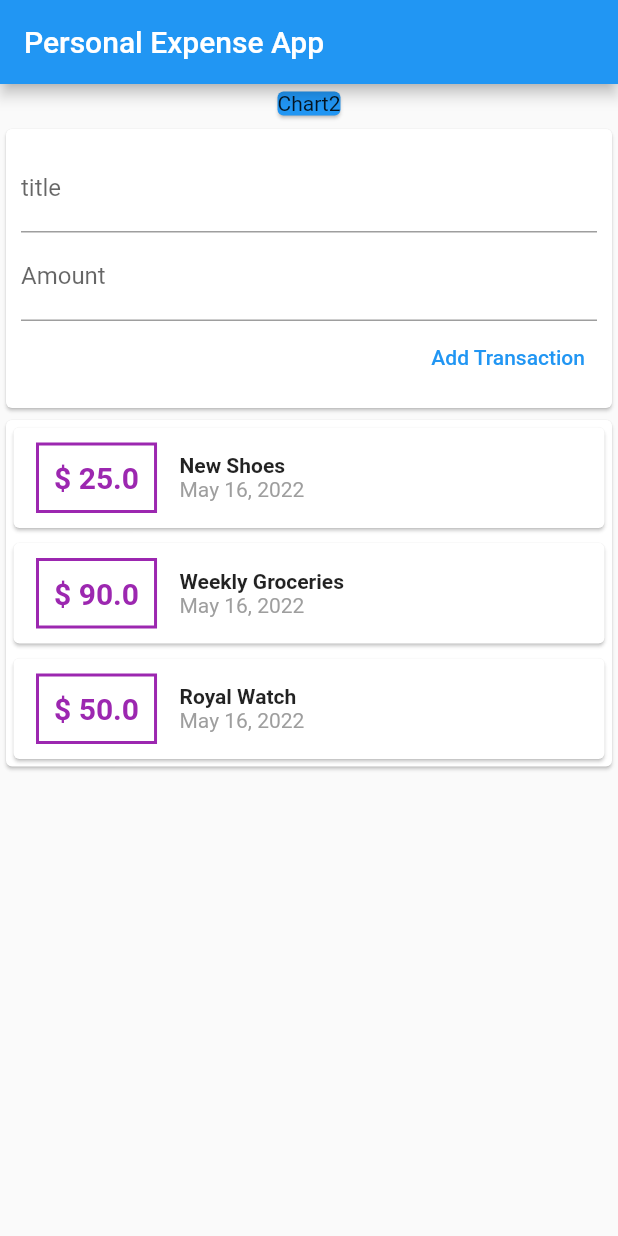
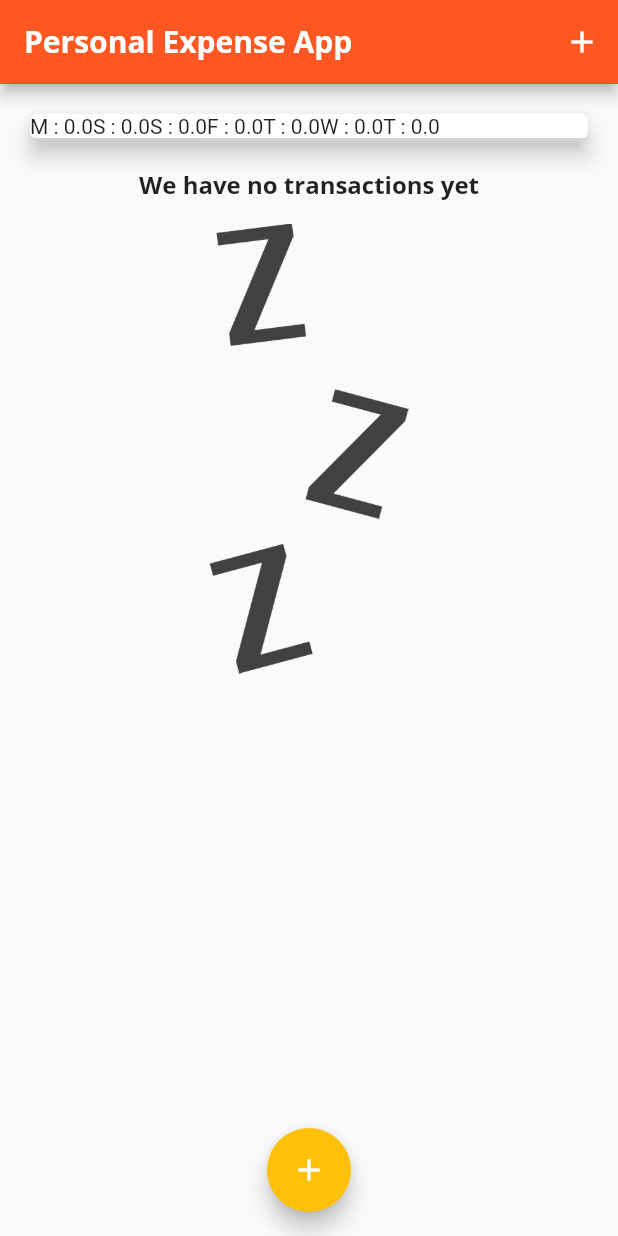
Before and after one commit to CodingEyes6/Personal-Expense-Tracker, a Flutter app: the screen it shows after launch, on a phone screen of 412 x 824 dp. Run offline on Flutter 3.47's test engine with Material 2 defaults, Android fonts, the phone set to English and light mode, and no system bars; missing offline and left inert: dart:ffi.

Commit message:
working
transactions are successfully adding

```diff
--- a/lib/main.dart
+++ b/lib/main.dart
@@ -60,167 +60,144 @@
 
 // import 'dart:ffi';
 
+
 import 'package:flutter/material.dart';
-import './transaction.dart';
-import 'package:intl/intl.dart';
-
+import './widgets/transaction_list.dart';
+import './widgets/new_transaction.dart';
+import './models/transaction.dart';
+import './widgets/chart.dart';
 void main() {
   runApp(MyApp());
-  DateTime d = DateTime.now();
-  print(d);
 }
 
-class MyApp extends StatelessWidget {
-  List<Transaction> transactions = [
-    Transaction(id: "t1", title: "New Shoes", amount: 25, date: DateTime.now()),
-    Transaction(
-        id: "t2", title: "Weekly Groceries", amount: 90, date: DateTime.now()),
-    Transaction(
-        id: "t3", title: "Royal Watch", amount: 50, date: DateTime.now())
+class MyApp extends StatefulWidget {
+  @override
+  State<MyApp> createState() => _MyAppState();
+}
+
+class _MyAppState extends State<MyApp> {
+  final List<Transaction> _userTransactions = [
+    // Transaction(id: "t1", title: "New Shoes", amount: 25, date: DateTime.now()),
+    // Transaction(
+    //     id: "t2", title: "Weekly Groceries", amount: 90, date: DateTime.now()),
   ];
+  void _addTransaction(String title, double amount) {
+     DateTime d = DateTime.now();
+
+
+    setState(() {
+      Transaction tx = Transaction(
+          id: "1", title: title, amount: amount, date: DateTime.now());
+      _userTransactions.add(tx);
+    });
+  }
+
+  List<Transaction> get _recentTransaction{
+    return _userTransactions.where((tx){
+      return tx.date.isAfter(DateTime.now().subtract(const Duration(days: 7)));
+    }).toList();
+
+  }
+
+  void _startAddNewTransaction(BuildContext ctx) {
+    print("calling");
+    showModalBottomSheet(
+        context: ctx,
+        builder: (bCtx) {
+          return NewTransaction(_addTransaction);
+        });
+  }
 
   @override
   Widget build(BuildContext context) {
     return MaterialApp(
+      theme: ThemeData(
+        colorScheme: ColorScheme.fromSwatch(primarySwatch: Colors.deepOrange)
+            .copyWith(secondary: Colors.amber),
+
+            // fontFamily: 'Quicksand',
+            appBarTheme: const AppBarTheme(
+              // titleTextStyle: TextStyle(
+              //   fontFamily: 'OpenSans',
+              //   fontWeight: FontWeight.bold,
+              //   fontSize: 40,
+
+              // ),
+              // toolbarTextStyle: TextStyle(
+              //   fontFamily: 'OpenSans',
+              //   fontWeight: FontWeight.bold
+              // )
+             titleTextStyle: TextStyle(
+               fontFamily: "OpenSans",
+               fontWeight: FontWeight.bold,
+               fontSize: 20.0,
+             )
+            ),
+            textTheme: ThemeData.light().textTheme.copyWith(
+              headline6: const TextStyle(
+                fontFamily: 'OpenSans',
+                fontSize: 16.0,
+                fontWeight: FontWeight.bold
+              ),
+              button: const TextStyle(
+                color: Colors.white
+              ),
+            ),
+      ),
       home: Scaffold(
-        appBar: showAppBar(),
-        body: Column(
-          //  crossAxisAlignment: CrossAxisAlignment.stretch,
-          //    mainAxisAlignment: MainAxisAlignment.spaceEvenly,
-          children: [
-            showChart(),
-            userInputTransaction(),
-            userTransactionsList(),
+        // backgroundColor: Colors.green,
+
+        appBar: AppBar(
+          actions: [
+            // IconButton(
+            //     onPressed: () => _startAddNewTransaction(context),
+            //     icon: const Icon(Icons.add)),
+            Builder(
+              builder: (context) => IconButton(
+                onPressed: () => _startAddNewTransaction(context),
+                icon: const Icon(Icons.add),
+              ),
+            )
           ],
+          title: const Text(
+            "Personal Expense App",
+            // style: TextStyle(
+            //   fontFamily: 'OpenSans',
+            //   fontWeight: FontWeight.w700
+            // ),
+          ),
         ),
+        body: SingleChildScrollView(
+          child: Column(
+            children: [
+              Chart(_recentTransaction),
+              TransactionList(transactions: _userTransactions)
+            ],
+          ),
+        ),
+        floatingActionButton: Builder(
+            builder: (context) => FloatingActionButton(
+                  onPressed: () => _startAddNewTransaction(context),
+                  child: const Icon(Icons.add),
+                )),
+        floatingActionButtonLocation: FloatingActionButtonLocation.centerFloat,
       ),
       debugShowCheckedModeBanner: false,
     );
   }
 
-  PreferredSizeWidget? showAppBar() {
-    return AppBar(
-      title: const Text(
-        "Personal Expense App",
-      ),
-    );
-  }
-
-  Widget showChart() {
-    return const Card(
-      color: Colors.blue,
-      margin: EdgeInsets.all(5.0),
-      child: Text(
-        "Chart2",
-        textAlign: TextAlign.center,
-      ),
-    );
-  }
-
-  Widget userTransactionsList() {
-    return Card(
-      child: Column(
-        crossAxisAlignment: CrossAxisAlignment.start,
-        children: transactions.map((tx) {
-          return transactionCard(
-              title: tx.title, amount: tx.amount, date: tx.date);
-        }).toList(),
-      ),
-    );
-  }
-
-  Widget transactionCard(
-      {required String title, required double amount, required DateTime date}) {
-    return Card(
-      margin: const EdgeInsets.all(
-        5.0,
-      ),
-      child: Row(
-        children: [
-          showAmount(amount),
-          Column(
-            crossAxisAlignment: CrossAxisAlignment.start,
-            children: [
-              Text(
-                title,
-                style: const TextStyle(
-                  fontWeight: FontWeight.bold,
-                ),
-              ),
-              Text(
-                DateFormat.yMMMMd().format(date),
-                style: const TextStyle(
-                  color: Colors.grey,
-                ),
-              ),
-            ],
-          )
-        ],
-      ),
-    );
-  }
-
-  Widget showAmount(double amount) {
-    return Container(
-      margin: const EdgeInsets.only(
-        left: 15,
-        right: 15,
-        bottom: 10,
-        top: 10,
-      ),
-      decoration: BoxDecoration(
-        border: Border.all(
-          color: Colors.purple,
-          width: 2,
-        ),
-      ),
-      padding: const EdgeInsets.all(
-        10.0,
-      ),
-      child: Text(
-        "\$ $amount",
-        style: const TextStyle(
-          fontWeight: FontWeight.bold,
-          fontSize: 20,
-          color: Colors.purple,
-        ),
-      ),
-    );
-  }
-
-  Widget userInputTransaction() {
-
-String titleInput;
-
-    return Card(
-      child: Container(
-        padding: const EdgeInsets.all(
-          10.0,
-        ),
-        child: Column(
-          crossAxisAlignment: CrossAxisAlignment.end,
-          children: [
-            TextFormField(
-              decoration: const InputDecoration(
-                labelText: "title",
-              ),
-              onChanged: (title){
-                titleInput = title;
-                print(titleInput);
-                },
-            ),
-            TextFormField(
-              decoration: const InputDecoration(
-                labelText: "Amount",
-              ),
-            ),
-            TextButton(
-              onPressed: () {},
-              child: Text("Add Transaction"),
-            )
-          ],
-        ),
-      ),
-    );
-  }
+  // Widget showChart() {
+  //   return Container(
+  //     width: double.infinity,
+  //     child: const Card(
+  //       elevation: 50.0,
+  //       color: Colors.blue,
+  //       margin: EdgeInsets.all(5.0),
+  //       child: Text(
+  //         "Chart",
+  //         textAlign: TextAlign.center,
+  //       ),
+  //     ),
+  //   );
+  // }
 }
--- /dev/null
+++ b/lib/widgets/chart.dart
@@ -0,0 +1,49 @@
+import 'package:flutter/material.dart';
+import '../models/transaction.dart';
+import 'package:intl/intl.dart';
+class Chart extends StatelessWidget {
+
+final List<Transaction> recentTransactions;
+
+Chart(this.recentTransactions);
+
+List<Map<String,Object>> get groupedTransactionValues{
+
+
+
+return List.generate(7, (index) {
+
+final weekDay = DateTime.now().subtract(Duration(days: index));
+var amount = 0.0;
+for(var i=0;i<recentTransactions.length;i++){
+  if(recentTransactions[i].date.day == weekDay.day){
+    if(recentTransactions[i].date.month == weekDay.month){
+      if(recentTransactions[i].date.year == weekDay.year){
+          amount += recentTransactions[i].amount;
+      }
+    }
+
+  }
+}
+
+  return {
+   'day' : DateFormat.E().format(weekDay).substring(0,1),
+   'amount' : amount,
+  };
+});
+}
+
+  @override
+  Widget build(BuildContext context) {
+    print(groupedTransactionValues);
+    return Card(
+      elevation: 6,
+      margin: const EdgeInsets.all(20.0),
+      child: Row(
+        children: groupedTransactionValues.map((tx) {
+          return Text('${tx['day']} : ${tx['amount']}');
+        }).toList(),
+      ),
+    );
+  }
+}
--- /dev/null
+++ b/lib/widgets/transaction_list.dart
@@ -0,0 +1,123 @@
+import 'package:flutter/material.dart';
+import '../models/transaction.dart';
+import 'package:intl/intl.dart';
+
+class TransactionList extends StatelessWidget {
+  final List<Transaction> transactions;
+  const TransactionList({required this.transactions});
+
+  @override
+  Widget build(BuildContext context) {
+    return (transactions.length > 0)
+        ? Container(
+            height: 200,
+            child: ListView.builder(
+              itemBuilder: (ctx, index) {
+                return transactionCard(
+                    title: transactions[index].title,
+                    amount: transactions[index].amount,
+                    date: transactions[index].date,
+                    context: context);
+              },
+              // children: transactions.map((tx) {
+              //   return transactionCard(
+              //       title: tx.title, amount: tx.amount, date: tx.date);
+              // }).toList(),
+              itemCount: transactions.length,
+            ),
+          )
+        : Column(children: [
+            Text(
+              "We have no transactions yet",
+              style: Theme.of(context).textTheme.headline6,
+            ),
+            SizedBox(height: 15.0,),
+            Container(
+              child: Image.asset(
+                "assets/images/waiting.png",
+                fit: BoxFit.cover,
+              ),
+              height: 300,
+            ),
+          ]);
+  }
+
+  //  Widget userTransactionsList() {
+  //   return SingleChildScrollView(
+  //     child: Container(
+  //       height: 270,
+  //       child: Card(
+  //         child: Column(
+  //           crossAxisAlignment: CrossAxisAlignment.start,
+  //           children: transactions.map((tx) {
+  //             return transactionCard(
+  //                 title: tx.title, amount: tx.amount, date: tx.date);
+  //           }).toList(),
+  //         ),
+  //       ),
+  //     ),
+  //   );
+  // }
+
+  Widget transactionCard(
+      {required String title,
+      required double amount,
+      required DateTime date,
+      required BuildContext context}) {
+    return Card(
+      margin: const EdgeInsets.all(
+        5.0,
+      ),
+      child: Row(
+        children: [
+          showAmount(amount, context),
+          Column(
+            crossAxisAlignment: CrossAxisAlignment.start,
+            children: [
+              Text(
+                title,
+                style: const TextStyle(
+                  fontWeight: FontWeight.bold,
+                ),
+              ),
+              Text(
+                DateFormat.yMMMMd().format(date),
+                style: TextStyle(
+                  color: Theme.of(context).primaryColor,
+                ),
+              ),
+            ],
+          )
+        ],
+      ),
+    );
+  }
+
+  Widget showAmount(double amount, BuildContext context) {
+    return Container(
+      margin: const EdgeInsets.only(
+        left: 15,
+        right: 15,
+        bottom: 10,
+        top: 10,
+      ),
+      decoration: BoxDecoration(
+        border: Border.all(
+          color: Theme.of(context).primaryColor,
+          width: 2,
+        ),
+      ),
+      padding: const EdgeInsets.all(
+        10.0,
+      ),
+      child: Text(
+        "\$ ${amount.toStringAsFixed(2)}",
+        style: const TextStyle(
+          fontWeight: FontWeight.bold,
+          fontSize: 20,
+          color: Colors.purple,
+        ),
+      ),
+    );
+  }
+}
```
Also changed, not shown: lib/widgets/chart_bar.dart (added, +46 -0 lines), lib/widgets/new_transaction.dart (added, +77 -0 lines), pubspec.yaml (+13 -13 lines), assets/fonts/OpenSans-Bold.ttf (added), assets/fonts/OpenSans-Regular.ttf (added), assets/fonts/Quicksand-Bold.ttf (added), assets/fonts/Quicksand-Light.ttf (added), assets/fonts/Quicksand-Medium.ttf (added), assets/fonts/Quicksand-Regular.ttf (added), assets/images/waiting.png (added), lib/models/transaction.dart (renamed from lib/transaction.dart), 1 other file.
